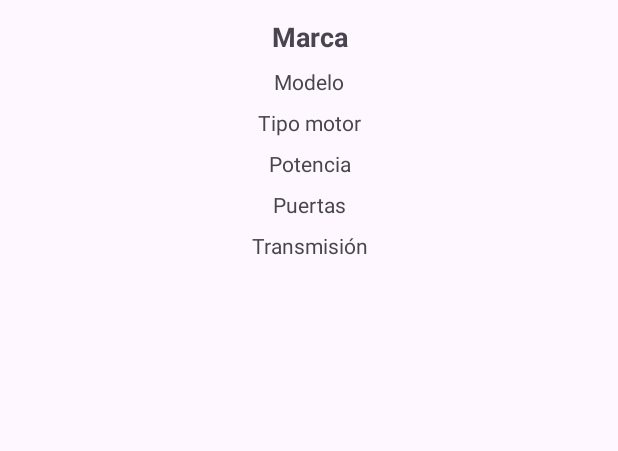
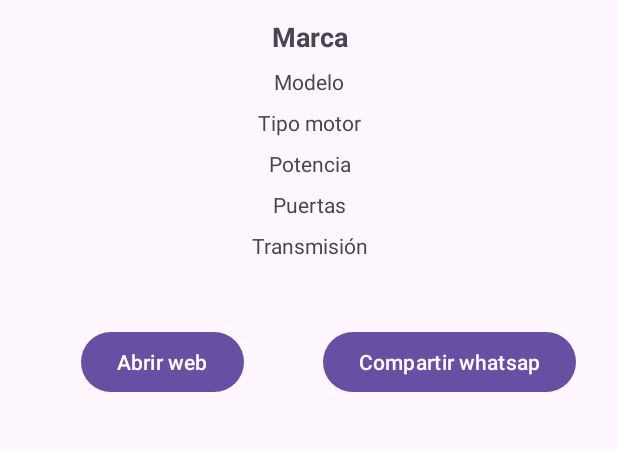
Before and after one commit to banlles/InteractiveListCars_AS, an Android app: the InfoShowCar screen opened directly, with no data from a screen before it, on a phone screen of 412 x 824 dp, the part 444-895 px from its top. Run offline under Robolectric (Android 15) with nearby library versions, the phone set to English and light mode, and no system bars.

Commit message:
Terminando codigo

```diff
--- a/app/src/main/AndroidManifest.xml
+++ b/app/src/main/AndroidManifest.xml
@@ -11,6 +11,9 @@
         android:roundIcon="@mipmap/ic_launcher_round"
         android:supportsRtl="true"
         android:theme="@style/Theme.MyApplication">
+        <activity
+            android:name=".GameActivity"
+            android:exported="false" />
         <activity
             android:name=".InfoShowCar"
             android:exported="false" />
--- a/app/src/main/res/layout/activity_info_show_car.xml
+++ b/app/src/main/res/layout/activity_info_show_car.xml
@@ -121,6 +121,29 @@
             app:layout_constraintEnd_toEndOf="parent"
             tools:text="Transmisión: Manual" />
 
+        <Button
+            android:id="@+id/btnAbrirWeb"
+            android:layout_width="wrap_content"
+            android:layout_height="wrap_content"
+            android:text="Abrir web"
+            app:layout_constraintBottom_toBottomOf="parent"
+            app:layout_constraintEnd_toStartOf="@+id/btnCompartir"
+            app:layout_constraintHorizontal_bias="0.509"
+            app:layout_constraintStart_toStartOf="parent"
+            app:layout_constraintTop_toTopOf="@+id/ShowInfoImage"
+            app:layout_constraintVertical_bias="0.631" />
+
+        <Button
+            android:id="@+id/btnCompartir"
+            android:layout_width="wrap_content"
+            android:layout_height="wrap_content"
+            android:layout_marginEnd="28dp"
+            android:text="Compartir whatsap"
+            app:layout_constraintBottom_toBottomOf="parent"
+            app:layout_constraintEnd_toEndOf="parent"
+            app:layout_constraintTop_toTopOf="parent"
+            app:layout_constraintVertical_bias="0.631" />
+
         <!-- TEXTO EXTRA (si lo usas para mostrar el id del drawable o similar) -->
 
     </androidx.constraintlayout.widget.ConstraintLayout>
--- a/app/src/main/res/menu/car_menu.xml
+++ b/app/src/main/res/menu/car_menu.xml
@@ -10,4 +10,9 @@
     <item
         android:id="@+id/OpcionMostrarTodos"
         android:title="Mostrar Todos" />
+    <item
+        android:id="@+id/OpcionJuego"
+        android:icon="@android:drawable/btn_star_big_on"
+        android:title="Item"
+        app:showAsAction="ifRoom" />
 </menu>
```
Also changed, not shown: app/src/main/java/com/example/myapplication/ArrayListCars.java (+6 -6 lines), app/src/main/java/com/example/myapplication/Car.java (+46 -73 lines), app/src/main/java/com/example/myapplication/GameActivity.java (added, +24 -0 lines), app/src/main/java/com/example/myapplication/InfoShowCar.java (+25 -0 lines), app/src/main/java/com/example/myapplication/MainActivity.java (+7 -2 lines), app/src/main/res/layout/activity_game.xml (added, +47 -0 lines).
